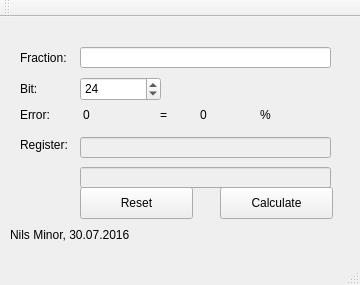
Above: mainwindow.ui from NilsMinor/FractionToBinaryConverter before the change. Below: the same form after it.
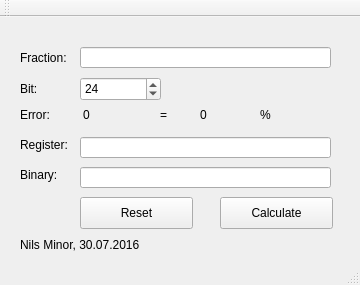
That is the form after the change.

What changed in the file:
```diff
--- a/mainwindow.ui
+++ b/mainwindow.ui
@@ -18,7 +18,7 @@
     <property name="geometry">
      <rect>
       <x>220</x>
-      <y>170</y>
+      <y>180</y>
       <width>113</width>
       <height>32</height>
      </rect>
@@ -109,7 +109,7 @@
     <property name="geometry">
      <rect>
       <x>80</x>
-      <y>170</y>
+      <y>180</y>
       <width>113</width>
       <height>32</height>
      </rect>
@@ -120,7 +120,7 @@
    </widget>
    <widget class="QLineEdit" name="lineEditBitResult">
     <property name="enabled">
-     <bool>false</bool>
+     <bool>true</bool>
     </property>
     <property name="geometry">
      <rect>
@@ -152,7 +152,7 @@
    </widget>
    <widget class="QLineEdit" name="lineEditBitRegister">
     <property name="enabled">
-     <bool>false</bool>
+     <bool>true</bool>
     </property>
     <property name="geometry">
      <rect>
@@ -211,8 +211,8 @@
    <widget class="QLabel" name="label2_3">
     <property name="geometry">
      <rect>
-      <x>10</x>
-      <y>210</y>
+      <x>20</x>
+      <y>220</y>
       <width>141</width>
       <height>16</height>
      </rect>
@@ -221,6 +221,19 @@
      <string>Nils Minor, 30.07.2016</string>
     </property>
    </widget>
+   <widget class="QLabel" name="label_5">
+    <property name="geometry">
+     <rect>
+      <x>20</x>
+      <y>150</y>
+      <width>59</width>
+      <height>16</height>
+     </rect>
+    </property>
+    <property name="text">
+     <string>Binary:</string>
+    </property>
+   </widget>
   </widget>
   <widget class="QMenuBar" name="menuBar">
    <property name="geometry">
@@ -228,7 +241,7 @@
      <x>0</x>
      <y>0</y>
      <width>360</width>
-     <height>22</height>
+     <height>20</height>
     </rect>
    </property>
   </widget>
```
